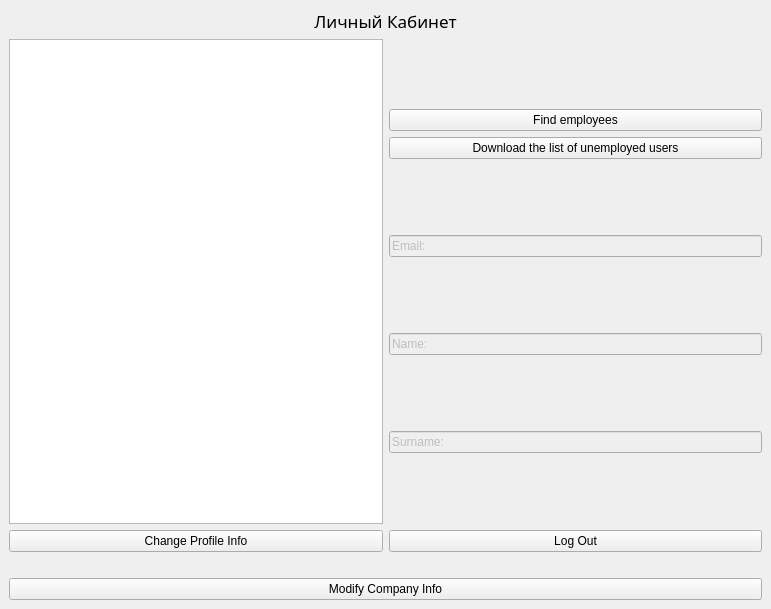
Old version of the form UsersWindows/EmployeeWindow/employeewindow.ui in the repository splitmindq/task-management.
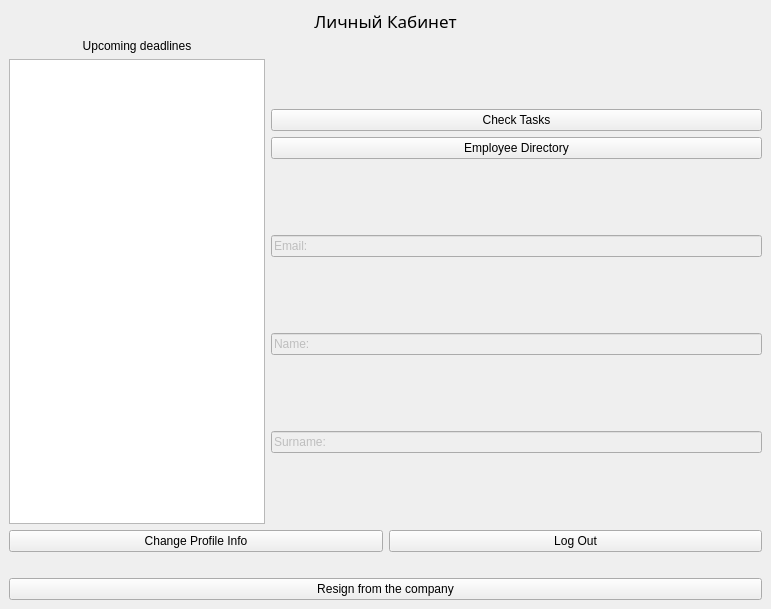
New version of the form.

Diff of the .ui file:
```diff
--- a/UsersWindows/EmployeeWindow/employeewindow.ui
+++ b/UsersWindows/EmployeeWindow/employeewindow.ui
@@ -40,10 +40,31 @@
     <item>
      <layout class="QHBoxLayout" name="horizontalLayout_7">
       <item>
-       <widget class="QListWidget" name="listWidget_4"/>
-      </item>
-      <item>
-       <layout class="QVBoxLayout" name="verticalLayout_8"/>
+       <layout class="QVBoxLayout" name="verticalLayout_2">
+        <property name="leftMargin">
+         <number>0</number>
+        </property>
+        <item>
+         <widget class="QLabel" name="label_2">
+          <property name="text">
+           <string>Upcoming deadlines</string>
+          </property>
+          <property name="alignment">
+           <set>Qt::AlignmentFlag::AlignCenter</set>
+          </property>
+         </widget>
+        </item>
+        <item>
+         <widget class="QListWidget" name="listWidget_4">
+          <property name="sizePolicy">
+           <sizepolicy hsizetype="Fixed" vsizetype="Expanding">
+            <horstretch>0</horstretch>
+            <verstretch>0</verstretch>
+           </sizepolicy>
+          </property>
+         </widget>
+        </item>
+       </layout>
       </item>
       <item>
        <layout class="QVBoxLayout" name="verticalLayout_9">
@@ -58,14 +79,14 @@
              <string notr="true"/>
             </property>
             <property name="text">
-             <string>Find employees</string>
+             <string>Check Tasks</string>
             </property>
            </widget>
           </item>
           <item row="1" column="0">
            <widget class="QPushButton" name="docDownloadButton_4">
             <property name="text">
-             <string>Download the list of unemployed users</string>
+             <string>Employee Directory</string>
             </property>
            </widget>
           </item>
@@ -129,7 +150,7 @@
     <item>
      <widget class="QPushButton" name="createCompanyButton">
       <property name="text">
-       <string>Modify Company Info</string>
+       <string>Resign from the company</string>
       </property>
      </widget>
     </item>
```
Left out of the diff: 4 changed lines with no effect on the pictures.
